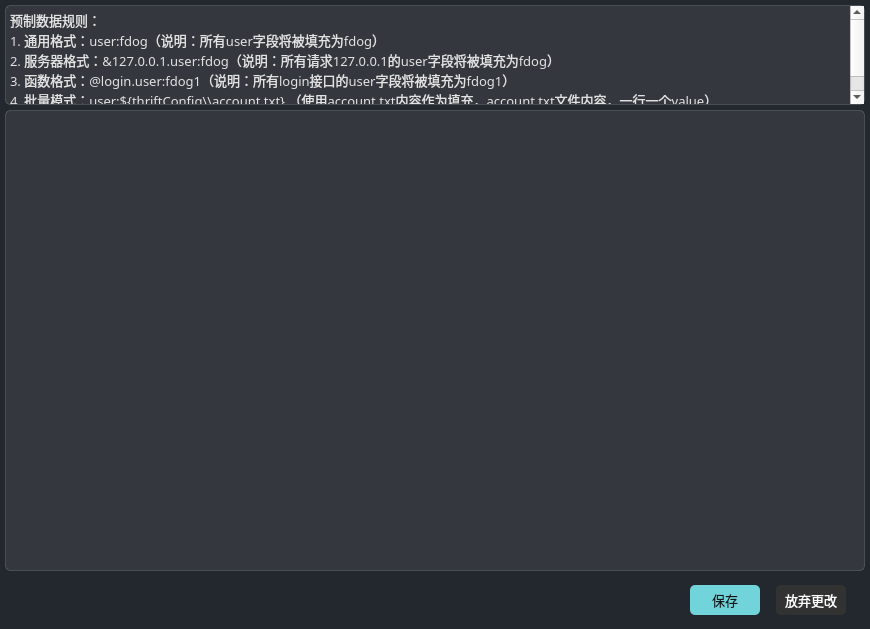
First picture: the form in Fdog-Kit/module_thrift/prefabricatedata.ui, repository HuaGouFdog/Fdog-Kit, before the edit.
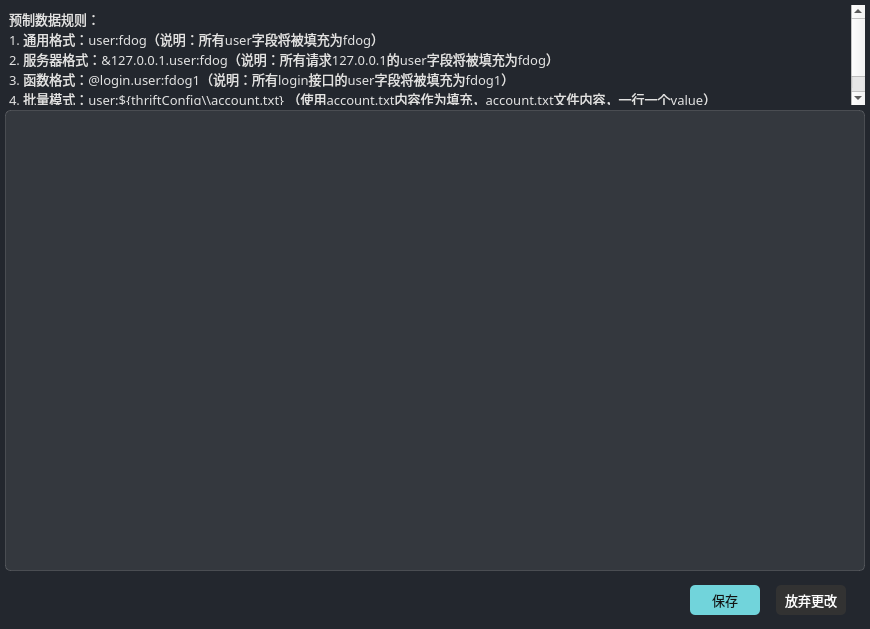
Second picture: the form after the edit.

Diff of the .ui file:
```diff
--- a/Fdog-Kit/module_thrift/prefabricatedata.ui
+++ b/Fdog-Kit/module_thrift/prefabricatedata.ui
@@ -73,10 +73,10 @@
          </font>
         </property>
         <property name="styleSheet">
-         <string notr="true">border: 1px solid rgba(197, 197, 197,50);
-background-color: rgba(255, 255, 255, 20);
+         <string notr="true">border: 0px solid rgba(197, 197, 197,50);
+background-color: rgba(255, 255, 255, 00);
 color: rgb(226, 226, 226);
-border-radius: 5px;</string>
+border-radius: 0px;</string>
         </property>
         <property name="readOnly">
          <bool>true</bool>
```
Left out of the diff: 3 changed lines with no effect on the pictures.
